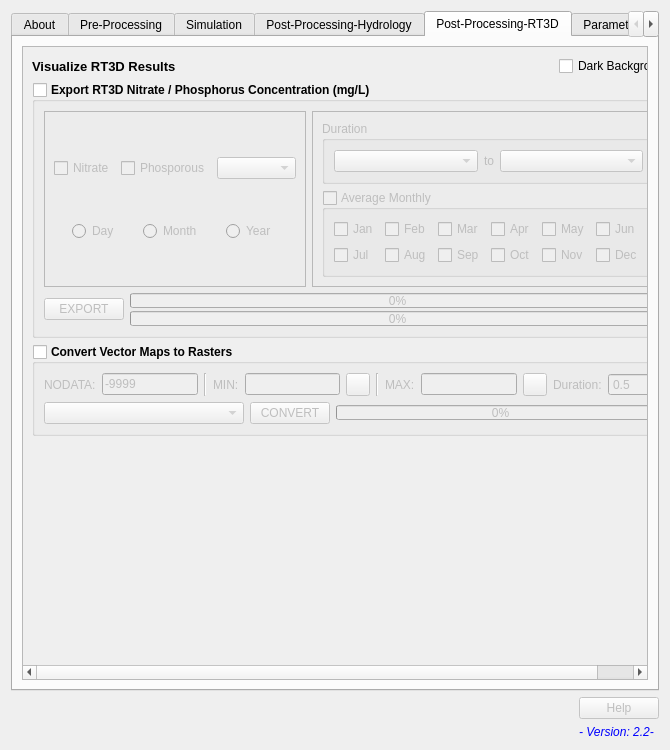
The window that QSWATMOD2/QSWATMOD_dialog_base.ui (spark-brc/QSWATMOD2-plugin) describes before a commit, drawn with Qt 5.
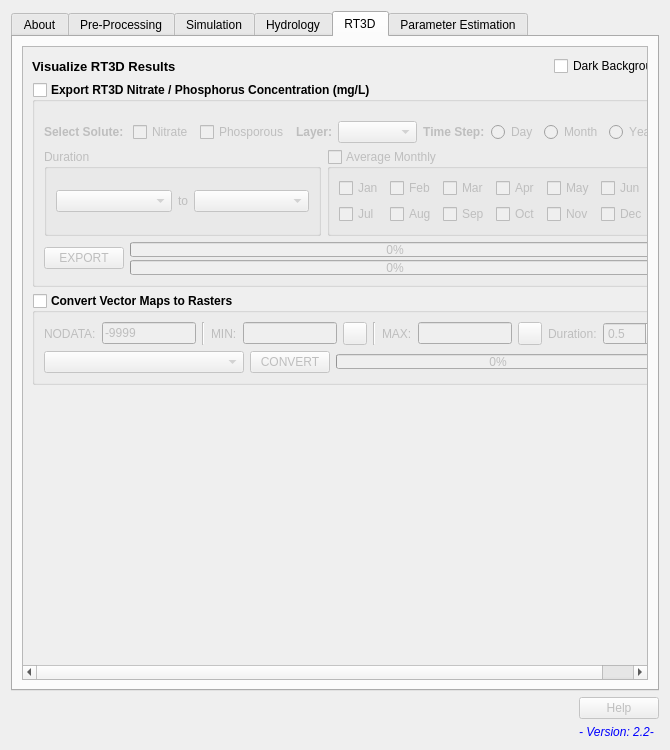
The same window after the commit. The open tabs and pages were chosen to show the change. Icons and pictures are not drawn. Custom widgets are drawn as their Qt base class.

Patch:
```diff
--- a/QSWATMOD2/QSWATMOD_dialog_base.ui
+++ b/QSWATMOD2/QSWATMOD_dialog_base.ui
@@ -3913,7 +3913,7 @@
      </widget>
      <widget class="QWidget" name="tab_4">
       <attribute name="title">
-       <string>Post-Processing-Hydrology</string>
+       <string>Hydrology</string>
       </attribute>
       <layout class="QVBoxLayout" name="verticalLayout_25">
        <item>
@@ -6525,7 +6525,7 @@
      </widget>
      <widget class="QWidget" name="tab_5">
       <attribute name="title">
-       <string>Post-Processing-RT3D</string>
+       <string>RT3D</string>
       </attribute>
       <layout class="QVBoxLayout" name="verticalLayout_37">
        <item>
@@ -6587,6 +6587,7 @@
               <font>
                <weight>75</weight>
                <bold>true</bold>
+               <kerning>false</kerning>
               </font>
              </property>
              <property name="title">
@@ -6600,26 +6601,17 @@
              </property>
              <layout class="QVBoxLayout" name="verticalLayout_55">
               <item>
-               <layout class="QVBoxLayout" name="verticalLayout_61">
-                <item>
-                 <layout class="QHBoxLayout" name="horizontalLayout_64">
-                  <item>
-                   <widget class="QFrame" name="frame_5">
-                    <property name="sizePolicy">
-                     <sizepolicy hsizetype="Fixed" vsizetype="Preferred">
-                      <horstretch>0</horstretch>
-                      <verstretch>0</verstretch>
-                     </sizepolicy>
-                    </property>
-                    <property name="frameShape">
-                     <enum>QFrame::StyledPanel</enum>
-                    </property>
-                    <property name="frameShadow">
-                     <enum>QFrame::Raised</enum>
-                    </property>
-                    <layout class="QVBoxLayout" name="verticalLayout_56">
+               <layout class="QHBoxLayout" name="horizontalLayout_71">
+                <property name="topMargin">
+                 <number>10</number>
+                </property>
                      <item>
-                      <layout class="QHBoxLayout" name="horizontalLayout_65">
+                 <widget class="QLabel" name="label_77">
+                  <property name="text">
+                   <string>Select Solute: </string>
+                  </property>
+                 </widget>
+                </item>
                        <item>
                         <widget class="QCheckBox" name="checkBox_nitrate">
                          <property name="sizePolicy">
@@ -6664,13 +6656,23 @@
                          </attribute>
                         </widget>
                        </item>
+                <item>
+                 <widget class="QLabel" name="label_78">
+                  <property name="text">
+                   <string>Layer:</string>
+                  </property>
+                 </widget>
+                </item>
                        <item>
                         <widget class="QComboBox" name="comboBox_rt_layer"/>
                        </item>
-                      </layout>
-                     </item>
                      <item>
-                      <layout class="QHBoxLayout" name="horizontalLayout_66">
+                 <widget class="QLabel" name="label_79">
+                  <property name="text">
+                   <string>Time Step:</string>
+                  </property>
+                 </widget>
+                </item>
                        <item>
                         <widget class="QRadioButton" name="radioButton_mf_rt3d_d">
                          <property name="sizePolicy">
@@ -6730,20 +6732,11 @@
                        </item>
                       </layout>
                      </item>
-                    </layout>
-                   </widget>
-                  </item>
                   <item>
-                   <widget class="QFrame" name="frame_19">
-                    <property name="frameShape">
-                     <enum>QFrame::StyledPanel</enum>
-                    </property>
-                    <property name="frameShadow">
-                     <enum>QFrame::Raised</enum>
-                    </property>
-                    <layout class="QVBoxLayout" name="verticalLayout_57">
-                     <item>
-                      <layout class="QVBoxLayout" name="verticalLayout_58">
+               <layout class="QHBoxLayout" name="horizontalLayout_65">
+                <property name="topMargin">
+                 <number>0</number>
+                </property>
                        <item>
                         <widget class="QGroupBox" name="groupBox_rt_duration">
                          <property name="font">
@@ -6943,11 +6936,6 @@
                        </item>
                       </layout>
                      </item>
-                    </layout>
-                   </widget>
-                  </item>
-                 </layout>
-                </item>
                 <item>
                  <layout class="QHBoxLayout" name="horizontalLayout_67">
                   <item>
@@ -7011,8 +6999,6 @@
                  </layout>
                 </item>
                </layout>
-              </item>
-             </layout>
             </widget>
            </item>
            <item>
```
Left out of the diff: 14 changed lines with no effect on the pictures. Lines whose indentation alone changed are shown as unchanged.
